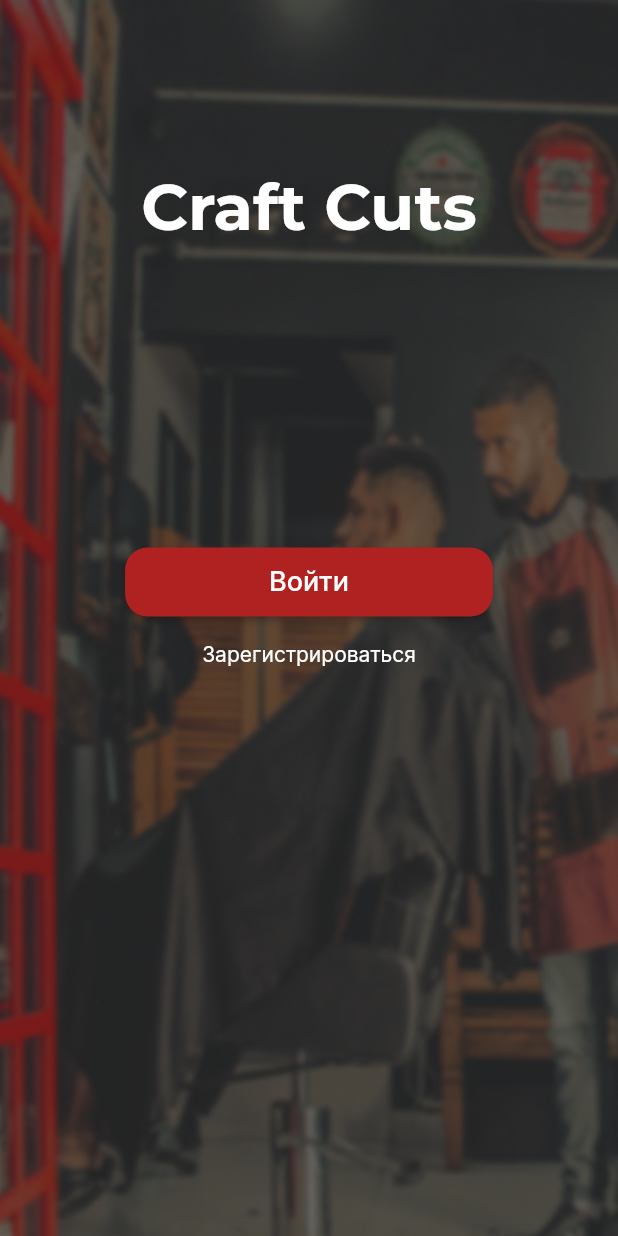
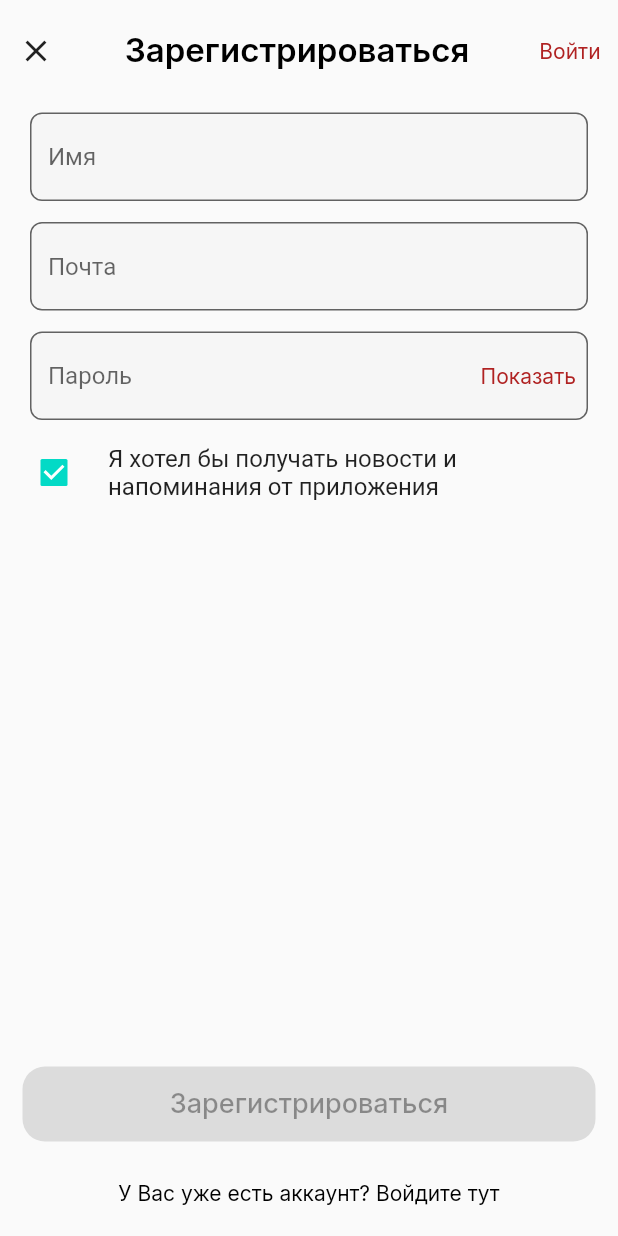
Before and after one commit to maksym-tielnyi/craft-cuts-mobile, a Flutter app: the screen it shows after launch, after a tap on "Зарегистрироваться", on a phone screen of 412 x 824 dp. Run offline on Flutter 3.47's test engine with Material 2 defaults, Android fonts, the phone set to English and light mode, and no system bars; our stand-ins replace google_fonts.

Commit message:
Implement register page UI

```diff
--- a/lib/auth/presentation/pages/login_page.dart
+++ b/lib/auth/presentation/pages/login_page.dart
@@ -1,3 +1,4 @@
+import 'package:craft_cuts_mobile/common/presentation/navigation/route_names.dart';
 import 'package:craft_cuts_mobile/common/presentation/strings/common_strings.dart';
 import 'package:flutter/material.dart';
 
@@ -32,20 +33,24 @@ class _LoginPageState extends State<LoginPage> {
                 child: Column(
                   mainAxisAlignment: MainAxisAlignment.center,
                   children: [
-                    ElevatedButton(
-                      onPressed: () {},
-                      child: Padding(
-                        padding: EdgeInsets.symmetric(
-                          horizontal: 80.0,
-                          vertical: 12.0,
-                        ),
+                    Padding(
+                      padding: EdgeInsets.symmetric(
+                        horizontal: 17.0,
+                      ),
+                      child: ElevatedButton(
+                        onPressed: () {},
                         child: Text(
                           CommonStrings.login,
                         ),
                       ),
                     ),
                     TextButton(
-                      onPressed: () {},
+                      onPressed: () {
+                        // TODO register button calls register use case
+
+                        Navigator.of(context)
+                            .pushNamed(RouteNames.registerPage);
+                      },
                       child: Text(CommonStrings.register),
                       style: Theme.of(context).textButtonTheme.style!.copyWith(
                             foregroundColor:
--- /dev/null
+++ b/lib/auth/presentation/pages/register_page.dart
@@ -0,0 +1,178 @@
+import 'package:craft_cuts_mobile/common/presentation/strings/common_strings.dart';
+import 'package:flutter/material.dart';
+
+class RegisterPage extends StatefulWidget {
+  @override
+  State<StatefulWidget> createState() => _RegisterPageState();
+}
+
+class _RegisterPageState extends State<RegisterPage> {
+  final _userDataFormKey = GlobalKey<FormState>();
+  final _nameFieldController = TextEditingController();
+  final _emailFieldController = TextEditingController();
+  final _passwordFieldController = TextEditingController();
+  bool _passwordVisible = false;
+  bool _receiveNewsEnabled = true;
+
+  bool get _enableRegisterButton =>
+      _nameFieldController.text.isNotEmpty &&
+      _emailFieldController.text.isNotEmpty &&
+      _passwordFieldController.text.isNotEmpty;
+
+  @override
+  void initState() {
+    _nameFieldController.addListener(_inputFieldValueChangeListener);
+    _emailFieldController.addListener(_inputFieldValueChangeListener);
+    _passwordFieldController.addListener(_inputFieldValueChangeListener);
+    super.initState();
+  }
+
+  @override
+  Widget build(BuildContext context) {
+    const inputFieldsPadding = EdgeInsets.symmetric(
+      horizontal: 20.0,
+      vertical: 7.0,
+    );
+
+    return Scaffold(
+      body: SafeArea(
+        child: Container(
+          child: Column(
+            children: [
+              Padding(
+                padding: EdgeInsets.symmetric(vertical: 10.0),
+                child: Row(
+                  children: [
+                    IconButton(
+                      onPressed: () {
+                        Navigator.pop(context);
+                      },
+                      icon: Icon(Icons.close),
+                    ),
+                    Expanded(
+                      child: Center(
+                        child: Text(
+                          CommonStrings.register,
+                          style: Theme.of(context).textTheme.headline2,
+                        ),
+                      ),
+                    ),
+                    TextButton(
+                      onPressed: () {
+                        Navigator.pop(context);
+                      },
+                      child: Text(CommonStrings.login),
+                    ),
+                  ],
+                ),
+              ),
+              Form(
+                key: _userDataFormKey,
+                child: Column(
+                  children: [
+                    Padding(
+                      padding: inputFieldsPadding,
+                      child: TextFormField(
+                        controller: _nameFieldController,
+                        validator: _requiredFieldValidator,
+                        decoration: InputDecoration(
+                          hintText: CommonStrings.name,
+                        ),
+                      ),
+                    ),
+                    Padding(
+                      padding: inputFieldsPadding,
+                      child: TextFormField(
+                        controller: _emailFieldController,
+                        validator: _requiredFieldValidator,
+                        decoration: InputDecoration(
+                          hintText: CommonStrings.email,
+                        ),
+                      ),
+                    ),
+                    Padding(
+                      padding: inputFieldsPadding,
+                      child: TextFormField(
+                        controller: _passwordFieldController,
+                        obscureText: !_passwordVisible,
+                        validator: _requiredFieldValidator,
+                        decoration: InputDecoration(
+                          hintText: CommonStrings.password,
+                          suffixIcon: TextButton(
+                            onPressed: _passwordVisibleChanged,
+                            child: Text(_passwordVisible
+                                ? CommonStrings.hide
+                                : CommonStrings.show),
+                          ),
+                        ),
+                      ),
+                    ),
+                  ],
+                ),
+              ),
+              CheckboxListTile(
+                value: _receiveNewsEnabled,
+                onChanged: _receiveNewsEnabledChanged,
+                title: Text(CommonStrings.receiveNewsAndNotificationsAgreement),
+                controlAffinity: ListTileControlAffinity.leading,
+              ),
+              Spacer(flex: 1),
+              Padding(
+                padding: EdgeInsets.symmetric(horizontal: 15.0, vertical: 5.0),
+                child: ElevatedButton(
+                  onPressed:
+                      _enableRegisterButton ? _registerButtonPressed : null,
+                  child: Expanded(
+                    child: Text(CommonStrings.register),
+                  ),
+                ),
+              ),
+              Padding(
+                padding: EdgeInsets.symmetric(horizontal: 15.0, vertical: 5.0),
+                child: TextButton(
+                  // TODO: fix button text color
+                  style: Theme.of(context).textButtonTheme.style!.copyWith(
+                        foregroundColor:
+                            MaterialStateProperty.all(Colors.black),
+                      ),
+                  onPressed: _alreadyHaveAccountButtonPressed,
+                  child: Text(CommonStrings.alreadyHaveAccount),
+                ),
+              )
+            ],
+          ),
+        ),
+      ),
+    );
+  }
+
+  void _passwordVisibleChanged() {
+    setState(() {
+      _passwordVisible = !_passwordVisible;
+    });
+  }
+
+  void _receiveNewsEnabledChanged(bool? value) {
+    setState(() {
+      _receiveNewsEnabled = value ?? _receiveNewsEnabled;
+    });
+  }
+
+  void _registerButtonPressed() {
+    bool isInputValid = _userDataFormKey.currentState!.validate();
+  }
+
+  void _alreadyHaveAccountButtonPressed() {
+    Navigator.pop(context);
+  }
+
+  String? _requiredFieldValidator(String? value) {
+    if (value == null || value.isEmpty) {
+      return CommonStrings.emptyInputFieldMessage;
+    }
+  }
+
+  void _inputFieldValueChangeListener() {
+    setState(() {});
+  }
+}
--- a/lib/common/presentation/craft_cuts_app/craft_cuts_app.dart
+++ b/lib/common/presentation/craft_cuts_app/craft_cuts_app.dart
@@ -1,5 +1,7 @@
 import 'package:craft_cuts_mobile/auth/presentation/pages/login_page.dart';
+import 'package:craft_cuts_mobile/auth/presentation/pages/register_page.dart';
 import 'package:craft_cuts_mobile/common/presentation/injector/widgets/injection_container.dart';
+import 'package:craft_cuts_mobile/common/presentation/navigation/route_names.dart';
 import 'package:flutter/material.dart';
 import 'package:google_fonts/google_fonts.dart';
 
@@ -11,10 +13,18 @@ class CraftCutsApp extends StatelessWidget {
         theme: ThemeData(
           primaryColor: Color(0xFFB02222),
           textTheme: TextTheme(
+            // Used in login page app logo
             headline1: GoogleFonts.montserrat(
               fontSize: 43.0,
               fontWeight: FontWeight.w700,
               color: Colors.white,
+            ),
+
+            // Used in page titles
+            headline2: GoogleFonts.inter(
+              fontSize: 22.0,
+              fontWeight: FontWeight.w600,
+              color: Colors.black,
             ),
           ),
           colorScheme: ColorScheme.light(
@@ -27,6 +37,9 @@ class CraftCutsApp extends StatelessWidget {
                   fontSize: 18.0,
                   fontWeight: FontWeight.w500,
                 ),
+              ),
+              minimumSize: MaterialStateProperty.all(
+                Size(double.infinity, 50),
               ),
               shape: MaterialStateProperty.all(
                 RoundedRectangleBorder(
@@ -50,10 +63,21 @@ class CraftCutsApp extends StatelessWidget {
               ),
             ),
           ),
+          inputDecorationTheme: InputDecorationTheme(
+            filled: true,
+            fillColor: Color(0xFFF6F6F6),
+            border: OutlineInputBorder(
+              borderSide: BorderSide(
+                color: Color(0xFFE8E8E8),
+              ),
+              borderRadius: BorderRadius.circular(8.0),
+            ),
+          ),
         ),
-        initialRoute: '/',
+        initialRoute: RouteNames.loginPage,
         routes: {
-          '/': (_) => LoginPage(),
+          RouteNames.loginPage: (_) => LoginPage(),
+          RouteNames.registerPage: (_) => RegisterPage(),
         },
       ),
     );
--- /dev/null
+++ b/lib/common/presentation/navigation/route_names.dart
@@ -0,0 +1,4 @@
+class RouteNames {
+  static const String loginPage = '/';
+  static const String registerPage = '/register';
+}
--- a/lib/common/presentation/strings/common_strings.dart
+++ b/lib/common/presentation/strings/common_strings.dart
@@ -1,4 +1,14 @@
 class CommonStrings {
   static const String login = 'Войти';
   static const String register = 'Зарегистрироваться';
+  static const String name = 'Имя';
+  static const String email = 'Почта';
+  static const String password = 'Пароль';
+  static const String show = 'Показать';
+  static const String hide = 'Спрятать';
+  static const String receiveNewsAndNotificationsAgreement =
+      'Я хотел бы получать новости и напоминания от приложения';
+  static const String alreadyHaveAccount =
+      'У Вас уже есть аккаунт? Войдите тут';
+  static const String emptyInputFieldMessage = 'Это поле должно быть заполнено';
 }
```
